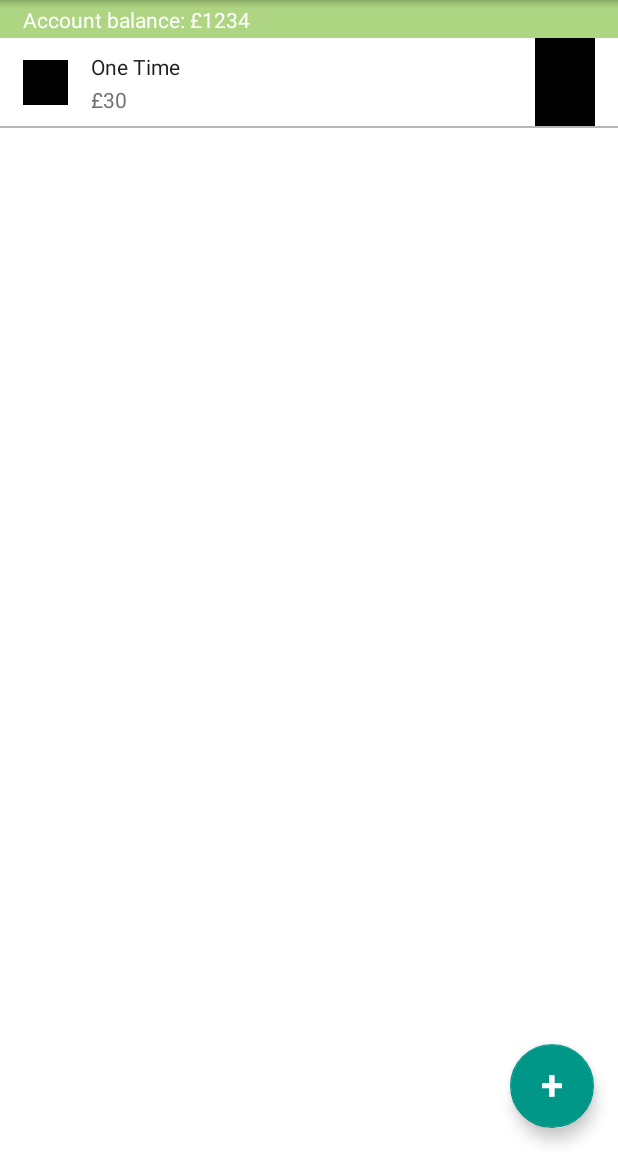
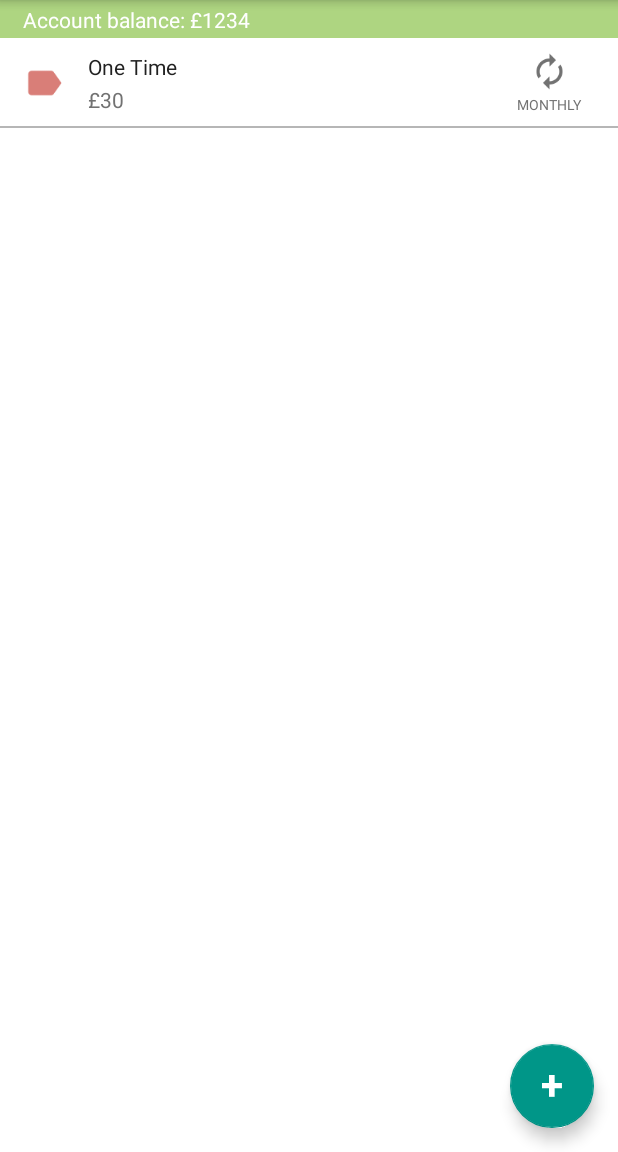
Before and after one commit to Mortuie/Save-it, an Android app: the MainActivity screen opened directly, with no data from a screen before it, on a phone screen of 412 x 824 dp, the part 84-1236 px from its top. Run offline under Robolectric (Android 15) with nearby library versions, the phone set to English and light mode, and no system bars; libraries missing offline, so code that uses them is left out: com.melnykov.fab, com.roomorama.caldroid; plain views replace FloatingActionButton; 12 statements that could not run were skipped.

Commit message:
Added images

```diff
--- a/app/src/main/res/drawable/elevation_shadow.xml
+++ b/app/src/main/res/drawable/elevation_shadow.xml
@@ -1,7 +1,7 @@
 <?xml version="1.0" encoding="utf-8"?>
 <shape xmlns:android="http://schemas.android.com/apk/res/android">
 
-    <gradient android:startColor="#22000000"
+    <gradient android:startColor="#11000000"
         android:endColor="#00000000"
         android:angle="270" />
 
--- a/app/src/main/res/layout/activity_main.xml
+++ b/app/src/main/res/layout/activity_main.xml
@@ -34,7 +34,7 @@
 
             <View
                 android:layout_width="match_parent"
-                android:layout_height="5dp"
+                android:layout_height="7dp"
                 android:background="@drawable/elevation_shadow" />
 
         </FrameLayout>
--- a/app/src/main/res/layout/recycleview_expense_cell.xml
+++ b/app/src/main/res/layout/recycleview_expense_cell.xml
@@ -13,9 +13,9 @@
         android:paddingRight="15dp" >
 
         <ImageView
-            android:layout_width="30dp"
-            android:layout_height="30dp"
-            android:background="@android:color/black"
+            android:layout_width="28dp"
+            android:layout_height="28dp"
+            android:src="@mipmap/ic_label_red"
             android:layout_gravity="center_vertical" />
 
         <LinearLayout
@@ -41,12 +41,25 @@
 
         </LinearLayout>
 
-        <LinearLayout
-            android:layout_width="40dp"
+        <LinearLayout android:id="@+id/monthly_indicator"
+            android:layout_width="60dp"
             android:layout_height="match_parent"
             android:orientation="vertical"
-            android:background="@android:color/black" >
+            android:gravity="center">
 
+            <ImageView
+                android:layout_width="26dp"
+                android:layout_height="26dp"
+                android:src="@mipmap/ic_autorenew"
+                android:layout_marginBottom="1dp"/>
+
+            <TextView
+                android:layout_width="wrap_content"
+                android:layout_height="wrap_content"
+                android:textColor="@color/secondary_text"
+                android:textSize="9dp"
+                android:text="MONTHLY"
+                android:layout_marginTop="1dp"/>
 
         </LinearLayout>
 
```
Also changed, not shown: app/src/main/res/mipmap-hdpi/ic_autorenew.png (added), app/src/main/res/mipmap-hdpi/ic_label_green.png (added), app/src/main/res/mipmap-hdpi/ic_label_red.png (added), app/src/main/res/mipmap-mdpi/ic_autorenew.png (added), app/src/main/res/mipmap-mdpi/ic_label_green.png (added), app/src/main/res/mipmap-mdpi/ic_label_red.png (added), app/src/main/res/mipmap-xhdpi/ic_autorenew.png (added), app/src/main/res/mipmap-xhdpi/ic_label_green.png (added), app/src/main/res/mipmap-xhdpi/ic_label_red.png (added), app/src/main/res/mipmap-xxhdpi/ic_autorenew.png (added), app/src/main/res/mipmap-xxhdpi/ic_label_green.png (added), app/src/main/res/mipmap-xxhdpi/ic_label_red.png (added), app/src/main/res/mipmap-xxxhdpi/ic_autorenew.png (added), app/src/main/res/mipmap-xxxhdpi/ic_label_green.png (added), 1 more files.
